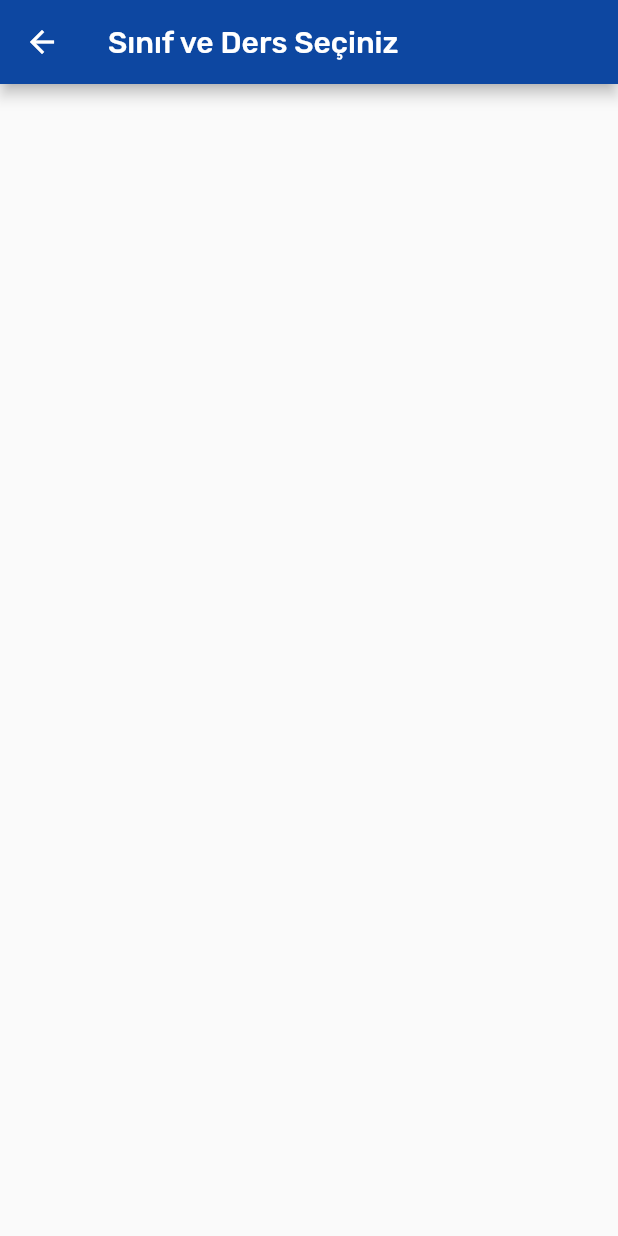
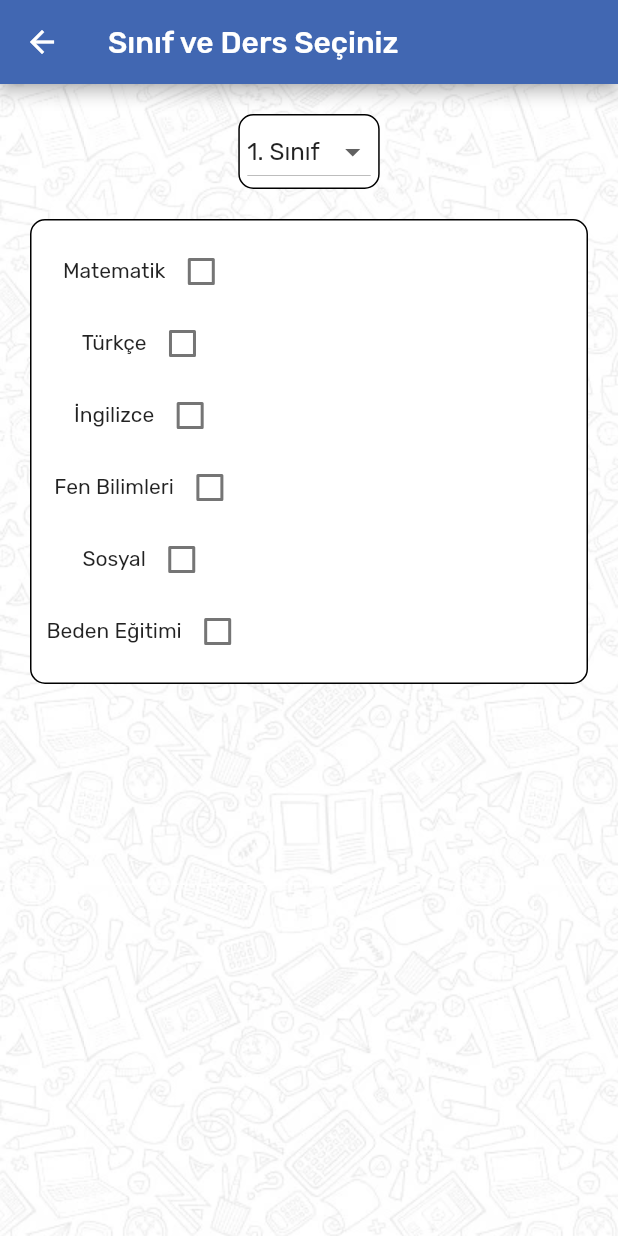
Before and after one commit to gokaytbk/derslig, a Flutter app: the screen it shows after launch, after a tap on the "add" icon, on a phone screen of 412 x 824 dp. Run offline on Flutter 3.47's test engine with Material 2 defaults, Android fonts, the phone set to English and light mode, and no system bars.

Commit message:
sinif ve ders ekleme

```diff
--- a/first_app/lib/main.dart
+++ b/first_app/lib/main.dart
@@ -5,6 +5,7 @@ import './wireframes/add.dart';
 void main() {
   runApp(
     MaterialApp(
+      debugShowCheckedModeBanner: false,
       initialRoute: '/',
       routes: {
         "/": (context) => MyApp(),
--- a/first_app/lib/wireframes/add.dart
+++ b/first_app/lib/wireframes/add.dart
@@ -12,6 +12,55 @@ class Add extends StatefulWidget {
 }
 
 class _MyAddPage extends State<Add> {
+  int _value = 1;
+
+  bool matVal = false;
+  bool turVal = false;
+  bool ingVal = false;
+  bool fenVal = false;
+  bool sosVal = false;
+  bool bedVal = false;
+  bool dinVal = false;
+
+  Widget checkbox(String title, bool boolValue) {
+    return Row(
+      mainAxisAlignment: MainAxisAlignment.center,
+      children: <Widget>[
+        Text(title),
+        Checkbox(
+          value: boolValue,
+          onChanged: (bool value) {
+            setState(() {
+              switch (title) {
+                case "Matematik":
+                  matVal = value;
+                  break;
+                case "Türkçe":
+                  turVal = value;
+                  break;
+                case "İngilizce":
+                  ingVal = value;
+                  break;
+                case "Fen Bilimleri":
+                  fenVal = value;
+                  break;
+                case "Sosyal":
+                  sosVal = value;
+                  break;
+                case "Beden Eğitimi":
+                  bedVal = value;
+                  break;
+                case "Din ve Ahlak Kültürü":
+                  dinVal = value;
+                  break;
+              }
+            });
+          },
+        )
+      ],
+    );
+  }
+
   @override
   Widget build(BuildContext context) {
     return Scaffold(
@@ -21,9 +70,134 @@ class _MyAddPage extends State<Add> {
           onPressed: () => Navigator.push(context,
               new MaterialPageRoute(builder: (context) => new MyApp())),
         ),
-        backgroundColor: Colors.blue[900],
+        backgroundColor: Color(0xff4167b2),
         title: Text("Sınıf ve Ders Seçiniz"),
+      ),
+      body: Container(
+        decoration: BoxDecoration(
+          image: DecorationImage(
+            image: AssetImage("images/bg.png"),
+            repeat: ImageRepeat.repeat,
+          ),
+        ),
+        child: Align(
+          alignment: Alignment.topCenter,
+          child: Padding(
+            padding: EdgeInsets.all(20),
+            child: Column(
+              children: <Widget>[
+                Container(
+                  decoration: BoxDecoration(
+                    color: Colors.white,
+                    borderRadius: BorderRadius.circular(10.0),
+                    border: Border.all(),
+                  ),
+                  child: Padding(
+                    padding: EdgeInsets.only(left: 5.0, right: 5.0),
+                    child: buildDropdownButton(),
+                  ),
+                ),
+                Column(
+                  children: <Widget>[
+                    Padding(
+                      padding: EdgeInsets.only(top: 20.0, bottom: 30),
+                      child: Container(
+                        decoration: BoxDecoration(
+                          color: Colors.white,
+                          borderRadius: BorderRadius.circular(10.0),
+                          border: Border.all(),
+                        ),
+                        child: Container(
+                          child: Row(
+                            children: <Widget>[
+                              Padding(
+                                padding: EdgeInsets.all(10),
+                                child: Column(
+                                  children: [
+                                    checkbox("Matematik", matVal),
+                                    checkbox("Türkçe", turVal),
+                                    checkbox("İngilizce", ingVal),
+                                    checkbox("Fen Bilimleri", fenVal),
+                                    checkbox("Sosyal", sosVal),
+                                    checkbox("Beden Eğitimi", bedVal),
+                                  ],
+                                ),
+                              ),
+                            ],
+                          ),
+                        ),
+                      ),
+                    ),
+                  ],
+                ),
+              ],
+            ),
+          ),
+        ),
       ),
     );
   }
+
+  DropdownButton<int> buildDropdownButton() {
+    return DropdownButton(
+      items: [
+        DropdownMenuItem(
+          child: Text("1. Sınıf"),
+          value: 1,
+        ),
+        DropdownMenuItem(
+          child: Text("2. Sınıf"),
+          value: 2,
+        ),
+        DropdownMenuItem(
+          child: Text("3. Sınıf"),
+          value: 3,
+        ),
+        DropdownMenuItem(
+          child: Text("4. Sınıf"),
+          value: 4,
+        ),
+        DropdownMenuItem(
+          child: Text("5. Sınıf"),
+          value: 5,
+        ),
+        DropdownMenuItem(
+          child: Text("6. Sınıf"),
+          value: 6,
+        ),
+        DropdownMenuItem(
+          child: Text("7. Sınıf"),
+          value: 7,
+        ),
+        DropdownMenuItem(
+          child: Text("8. Sınıf"),
+          value: 8,
+        ),
+        DropdownMenuItem(
+          child: Text("9. Sınıf"),
+          value: 9,
+        ),
+        DropdownMenuItem(
+          child: Text("10. Sınıf"),
+          value: 10,
+        ),
+        DropdownMenuItem(
+          child: Text("11. Sınıf"),
+          value: 11,
+        ),
+        DropdownMenuItem(
+          child: Text("12. Sınıf"),
+          value: 12,
+        ),
+      ],
+      value: _value,
+      onChanged: (value) {
+        setState(
+          () {
+            _value = value;
+          },
+        );
+      },
+    );
+  }
 }
--- a/first_app/lib/wireframes/home.dart
+++ b/first_app/lib/wireframes/home.dart
@@ -7,6 +7,7 @@ class MyApp extends StatelessWidget {
   @override
   Widget build(BuildContext context) {
     return MaterialApp(
+      debugShowCheckedModeBanner: false,
       theme: ThemeData(fontFamily: 'Rubic'),
       home: MyAppHome(),
     );
@@ -27,7 +28,7 @@ class _MyAppHomeState extends State<MyAppHome> {
   Widget build(BuildContext context) {
     return Scaffold(
       appBar: AppBar(
-          backgroundColor: Colors.blue[900],
+        backgroundColor: Color(0xff4167b2),
         title: Image.asset('images/logo.png', width: 150, fit: BoxFit.fill),
         actions: <Widget>[
           IconButton(
@@ -47,7 +48,7 @@ class _MyAppHomeState extends State<MyAppHome> {
         decoration: BoxDecoration(
           image: DecorationImage(
             image: AssetImage("images/bg.png"),
-              fit: BoxFit.fill,
+            repeat: ImageRepeat.repeat,
           ),
         ),
       ),
@@ -58,7 +59,7 @@ class _MyAppHomeState extends State<MyAppHome> {
           Icons.add,
           size: 35,
         ),
-          backgroundColor: Colors.blue[900],
+        backgroundColor: Color(0xff4167b2),
       ),
       bottomNavigationBar: Row(
         children: <Widget>[
@@ -70,7 +71,8 @@ class _MyAppHomeState extends State<MyAppHome> {
             3,
           ),
         ],
-        ));
+      ),
+    );
   }
 
   Widget buildNavBarItem(IconData icon, int index) {
@@ -86,17 +88,19 @@ class _MyAppHomeState extends State<MyAppHome> {
         decoration: index == _selectedItemIndex
             ? BoxDecoration(
                 gradient: LinearGradient(colors: [
-                  Colors.blue[900].withOpacity(1),
-                  Colors.blue[900].withOpacity(0.2),
-                  Colors.blue[900].withOpacity(0.1),
-                  Colors.blue[900].withOpacity(0.0),
-                  Colors.blue[900].withOpacity(0.0),
-                  Colors.blue[900].withOpacity(0.0),
-                  Colors.blue[900].withOpacity(0.0),
-                  Colors.blue[900].withOpacity(0.0),
-                  Colors.blue[900].withOpacity(0.0),
-                  Colors.blue[900].withOpacity(0.0),
-                  Colors.blue[900].withOpacity(0.0),
+                  Color(0xff2f497c).withOpacity(1),
+                  Color(0xff2f497c).withOpacity(0.2),
+                  Color(0xff2f497c).withOpacity(0),
+                  Color(0xff2f497c).withOpacity(0),
+                  Color(0xff2f497c).withOpacity(0),
+                  Color(0xff2f497c).withOpacity(0),
+                  Color(0xff4167b2).withOpacity(0.0),
+                  Color(0xff4167b2).withOpacity(0.0),
+                  Color(0xff4167b2).withOpacity(0.0),
+                  Color(0xff4167b2).withOpacity(0.0),
+                  Color(0xff4167b2).withOpacity(0.0),
+                  Color(0xff4167b2).withOpacity(0.0),
+                  Color(0xff4167b2).withOpacity(0.0),
                 ], begin: Alignment.bottomCenter, end: Alignment.topCenter),
                 // color: index == _selectedItemIndex
                 //     ? Colors.grey[300]
@@ -105,8 +109,9 @@ class _MyAppHomeState extends State<MyAppHome> {
             : BoxDecoration(),
         child: Icon(
           icon,
-          color:
-              index == _selectedItemIndex ? Colors.blue[900] : Colors.grey[800],
+          color: index == _selectedItemIndex
+              ? Color(0xff4167b2)
+              : Colors.grey[800],
           size: 30,
         ),
       ),
--- a/first_app/pubspec.yaml
+++ b/first_app/pubspec.yaml
@@ -2,6 +2,7 @@ name: custom_fonts
 description: An example of how to use custom fonts with Flutter
 
 dependencies:
+  checkbox_grouped: ^0.5.1
   circular_bottom_navigation: ^1.0.1
   link: ^1.1.0
   flutter:
```
Also changed, not shown: first_app/pubspec.lock. Lines whose indentation alone changed are shown as unchanged.
